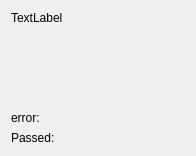
Before: the Qt Designer form src/noteidentification.ui in horibeni31/Pianow, drawn with Qt 5.
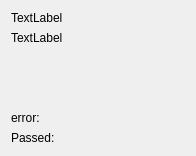
After: the same form once the commit is applied. Custom widgets are drawn as their Qt base class.

Diff of the .ui file:
```diff
--- a/src/noteidentification.ui
+++ b/src/noteidentification.ui
@@ -27,6 +27,13 @@
      </property>
     </widget>
    </item>
+   <item>
+    <widget class="QLabel" name="lblTime">
+     <property name="text">
+      <string>TextLabel</string>
+     </property>
+    </widget>
+   </item>
    <item>
     <widget class="StaffWidget" name="staff" native="true">
      <property name="sizePolicy">
```
